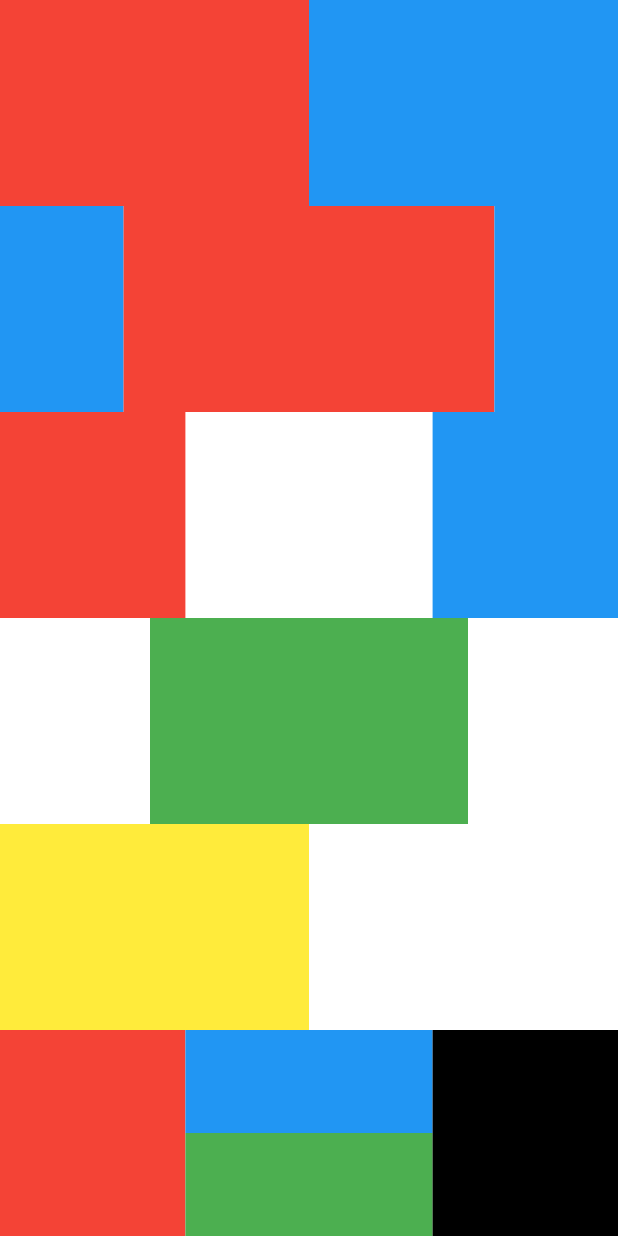
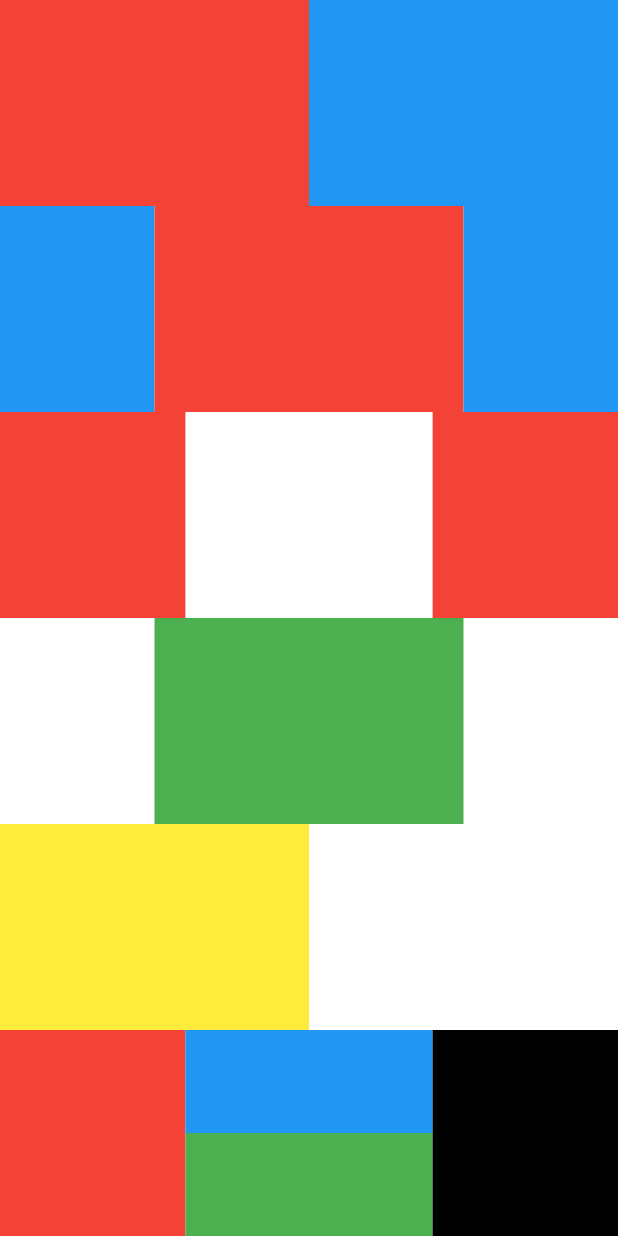
Before and after one commit to Thr93Satar/hiring_academy, a Flutter app: the screen it shows after launch, on a phone screen of 412 x 824 dp. Run offline on Flutter 3.47's test engine with Material 2 defaults, Android fonts, the phone set to English and light mode, and no system bars.

Commit message:
Organizing Shapes

```diff
--- a/lib/main.dart
+++ b/lib/main.dart
@@ -44,7 +44,7 @@ class MyApp extends StatelessWidget{
                             ),),
                         ),
                         Expanded(
-                          flex: 6,
+                          flex: 4,
                           child: Container(
                             decoration: const BoxDecoration(
                               color: Colors.red,
@@ -66,20 +66,20 @@ class MyApp extends StatelessWidget{
                   child: Row ( //row 3
                       children: [
                         Expanded(
-                          flex: 3,
+                          flex: 3000,
                           child: Container(
                             decoration: const BoxDecoration(
                               color: Colors.red,
                             ),),
                         ),
                         const Spacer(
-                          flex: 4,
+                          flex: 4000,
                         ),
                         Expanded(
-                          flex: 3,
+                          flex: 3000,
                           child: Container(
                             decoration: const BoxDecoration(
-                              color: Colors.blue,
+                              color: Colors.red,
                             ),
                           ),
                         ),
@@ -88,16 +88,20 @@ class MyApp extends StatelessWidget{
                 ),
                 Expanded(
                   child: Row ( //row 4
+                    mainAxisAlignment: MainAxisAlignment.spaceEvenly,
                       children: [
+                        const Expanded(
+                          child: SizedBox(),
+                        flex: 2500,),
                         Expanded(
-                          flex: 5,
+                          flex: 5000,
                           child: Container(
-                            margin: const EdgeInsets.symmetric(horizontal: 100),
                             decoration: const BoxDecoration(
                               color: Colors.green,
                             ),
                           ),
                         ),
+                        const Expanded(child: SizedBox(),flex: 2500,),
                       ]
                   ),
                 ),
```
Also changed, not shown: lib/test 3.dart (+11 -7 lines).
